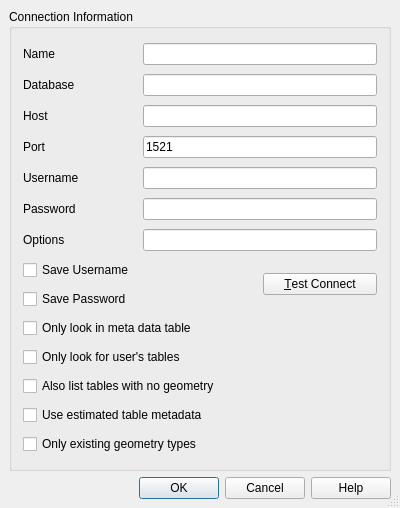
This is src/ui/qgsoraclenewconnectionbase.ui in qgis/QGIS as Qt 5 draws it before an edit. The edited form follows.
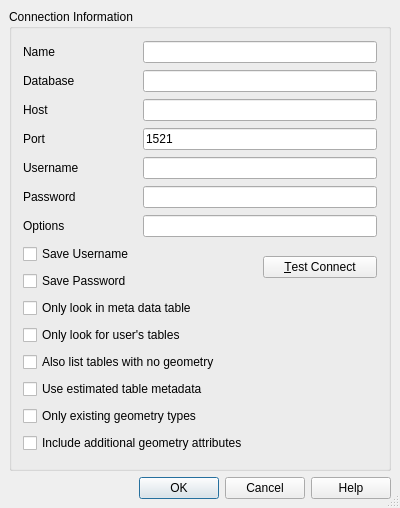
This is the edited form.

Commit message: oracle provider: by default skip additional geometry columns (on 64bit Windows/Linux OCI crashes when there are more than three geometry columns)

What changed in the file:
```diff
--- a/src/ui/qgsoraclenewconnectionbase.ui
+++ b/src/ui/qgsoraclenewconnectionbase.ui
@@ -235,6 +235,19 @@
         </property>
        </widget>
       </item>
+      <item row="15" column="0" colspan="3">
+       <widget class="QCheckBox" name="cb_includeGeoAttributes">
+        <property name="toolTip">
+         <string/>
+        </property>
+        <property name="whatsThis">
+         <string/>
+        </property>
+        <property name="text">
+         <string>Include additional geometry attributes</string>
+        </property>
+       </widget>
+      </item>
      </layout>
     </widget>
    </item>
```
Left out of the diff: 15 changed lines with no effect on the pictures. The commit also changes 6 other files.
